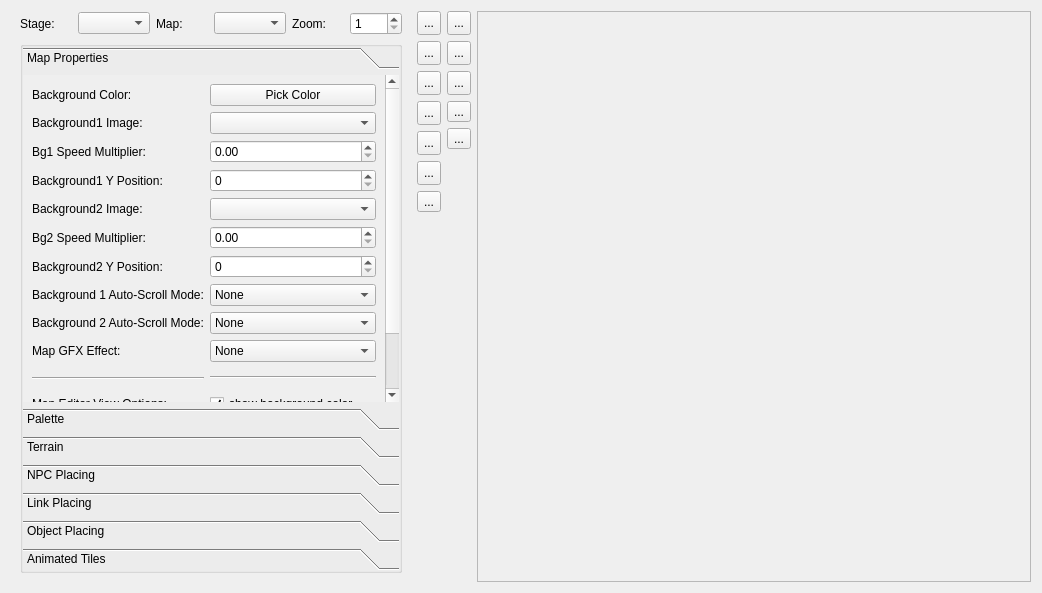
Before: the Qt Designer form editor/mainwindow_tab/map_tab.ui in protoman/rockbot, drawn with Qt 5.
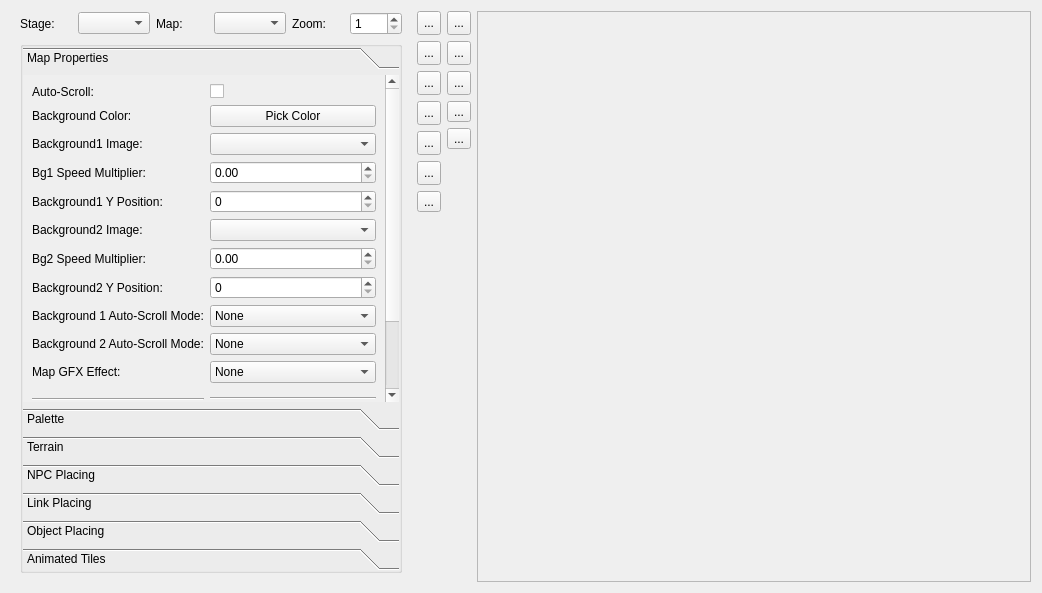
After: the same form once the commit is applied. Icons and pictures are not drawn. Custom widgets are drawn as their Qt base class.

What changed in the file:
```diff
--- a/editor/mainwindow_tab/map_tab.ui
+++ b/editor/mainwindow_tab/map_tab.ui
@@ -141,7 +141,7 @@
               <x>0</x>
               <y>0</y>
               <width>361</width>
-              <height>460</height>
+              <height>487</height>
              </rect>
             </property>
             <attribute name="label">
@@ -150,14 +150,43 @@
             <layout class="QVBoxLayout" name="verticalLayout_11">
              <item>
               <layout class="QGridLayout" name="gridLayout_13">
-               <item row="3" column="1">
-                <widget class="QSpinBox" name="bg1_y_pos">
-                 <property name="maximum">
-                  <number>999</number>
+               <item row="10" column="1">
+                <widget class="QComboBox" name="mapGFX_comboBox">
+                 <item>
+                  <property name="text">
+                   <string>None</string>
+                  </property>
+                 </item>
+                 <item>
+                  <property name="text">
+                   <string>Rain</string>
+                  </property>
+                 </item>
+                 <item>
+                  <property name="text">
+                   <string>Snow</string>
+                  </property>
+                 </item>
+                 <item>
+                  <property name="text">
+                   <string>Water</string>
+                  </property>
+                 </item>
+                 <item>
+                  <property name="text">
+                   <string>Train</string>
+                  </property>
+                 </item>
+                </widget>
+               </item>
+               <item row="4" column="0">
+                <widget class="QLabel" name="label_56">
+                 <property name="text">
+                  <string>Background1 Y Position:</string>
                  </property>
                 </widget>
                </item>
-               <item row="11" column="0">
+               <item row="12" column="0">
                 <widget class="Line" name="line">
                  <property name="minimumSize">
                   <size>
@@ -170,81 +199,83 @@
                  </property>
                 </widget>
                </item>
-               <item row="0" column="0">
+               <item row="1" column="0">
                 <widget class="QLabel" name="label_58">
                  <property name="text">
                   <string>Background Color:</string>
                  </property>
                 </widget>
                </item>
-               <item row="1" column="0">
-                <widget class="QLabel" name="label_52">
+               <item row="10" column="0">
+                <widget class="QLabel" name="label_14">
                  <property name="text">
-                  <string>Background1 Image:</string>
+                  <string>Map GFX Effect:</string>
                  </property>
                 </widget>
                </item>
-               <item row="0" column="1">
-                <widget class="QPushButton" name="bg_color_pick">
-                 <property name="text">
-                  <string>Pick Color</string>
-                 </property>
-                </widget>
-               </item>
-               <item row="13" column="1">
-                <widget class="QCheckBox" name="checkBox_2">
-                 <property name="text">
-                  <string>show bg1</string>
-                 </property>
-                 <property name="checked">
-                  <bool>true</bool>
-                 </property>
-                </widget>
-               </item>
-               <item row="6" column="0">
+               <item row="7" column="0">
                 <widget class="QLabel" name="label_60">
                  <property name="text">
                   <string>Background2 Y Position:</string>
                  </property>
                 </widget>
                </item>
-               <item row="9" column="1">
-                <widget class="QComboBox" name="mapGFX_comboBox">
-                 <item>
-                  <property name="text">
-                   <string>None</string>
-                  </property>
-                 </item>
-                 <item>
-                  <property name="text">
-                   <string>Rain</string>
-                  </property>
-                 </item>
-                 <item>
-                  <property name="text">
-                   <string>Snow</string>
-                  </property>
-                 </item>
-                 <item>
-                  <property name="text">
-                   <string>Water</string>
-                  </property>
-                 </item>
-                 <item>
-                  <property name="text">
-                   <string>Train</string>
-                  </property>
-                 </item>
+               <item row="5" column="0">
+                <widget class="QLabel" name="label_59">
+                 <property name="text">
+                  <string>Background2 Image:</string>
+                 </property>
                 </widget>
                </item>
-               <item row="11" column="1">
-                <widget class="Line" name="line_2">
-                 <property name="orientation">
-                  <enum>Qt::Horizontal</enum>
+               <item row="6" column="0">
+                <widget class="QLabel" name="label_62">
+                 <property name="text">
+                  <string>Bg2 Speed Multiplier:</string>
                  </property>
                 </widget>
                </item>
                <item row="12" column="1">
+                <widget class="Line" name="line_2">
+                 <property name="orientation">
+                  <enum>Qt::Horizontal</enum>
+                 </property>
+                </widget>
+               </item>
+               <item row="8" column="1">
+                <widget class="QComboBox" name="autoScrollBG1_mode">
+                 <item>
+                  <property name="text">
+                   <string>None</string>
+                  </property>
+                 </item>
+                 <item>
+                  <property name="text">
+                   <string>Up</string>
+                  </property>
+                 </item>
+                 <item>
+                  <property name="text">
+                   <string>Down</string>
+                  </property>
+                 </item>
+                 <item>
+                  <property name="text">
+                   <string>Left</string>
+                  </property>
+                 </item>
+                 <item>
+                  <property name="text">
+                   <string>Right</string>
+                  </property>
+                 </item>
+                 <item>
+                  <property name="text">
+                   <string>Diagonal TBD</string>
+                  </property>
+                 </item>
+                </widget>
+               </item>
+               <item row="13" column="1">
                 <widget class="QCheckBox" name="checkBox">
                  <property name="text">
                   <string>show background color</string>
@@ -254,100 +285,67 @@
                  </property>
                 </widget>
                </item>
-               <item row="4" column="1">
+               <item row="8" column="0">
+                <widget class="QLabel" name="label_16">
+                 <property name="text">
+                  <string>Background 1 Auto-Scroll Mode:</string>
+                 </property>
+                </widget>
+               </item>
+               <item row="9" column="1">
+                <widget class="QComboBox" name="autoScrollBG2_mode">
+                 <item>
+                  <property name="text">
+                   <string>None</string>
+                  </property>
+                 </item>
+                 <item>
+                  <property name="text">
+                   <string>Up</string>
+                  </property>
+                 </item>
+                 <item>
+                  <property name="text">
+                   <string>Down</string>
+                  </property>
+                 </item>
+                 <item>
+                  <property name="text">
+                   <string>Left</string>
+                  </property>
+                 </item>
+                 <item>
+                  <property name="text">
+                   <string>Right</string>
+                  </property>
+                 </item>
+                 <item>
+                  <property name="text">
+                   <string>Diagonal TBD</string>
+                  </property>
+                 </item>
+                </widget>
+               </item>
+               <item row="5" column="1">
                 <widget class="QComboBox" name="bg2_filename"/>
                </item>
-               <item row="5" column="0">
-                <widget class="QLabel" name="label_62">
+               <item row="2" column="0">
+                <widget class="QLabel" name="label_52">
                  <property name="text">
-                  <string>Bg2 Speed Multiplier:</string>
+                  <string>Background1 Image:</string>
                  </property>
                 </widget>
                </item>
-               <item row="3" column="0">
-                <widget class="QLabel" name="label_56">
-                 <property name="text">
-                  <string>Background1 Y Position:</string>
+               <item row="7" column="1">
+                <widget class="QSpinBox" name="bg2_y_pos">
+                 <property name="maximum">
+                  <number>999</number>
                  </property>
                 </widget>
                </item>
                <item row="2" column="1">
-                <widget class="QDoubleSpinBox" name="bg1_speed">
-                 <property name="minimum">
-                  <double>0.000000000000000</double>
-                 </property>
-                 <property name="maximum">
-                  <double>4.000000000000000</double>
-                 </property>
-                 <property name="singleStep">
-                  <double>0.100000000000000</double>
-                 </property>
-                </widget>
-               </item>
-               <item row="1" column="1">
                 <widget class="QComboBox" name="bg1_filename"/>
                </item>
-               <item row="5" column="1">
-                <widget class="QDoubleSpinBox" name="bg2_speed">
-                 <property name="minimum">
-                  <double>0.000000000000000</double>
-                 </property>
-                 <property name="maximum">
-                  <double>4.000000000000000</double>
-                 </property>
-                 <property name="singleStep">
-                  <double>0.100000000000000</double>
-                 </property>
-                </widget>
-               </item>
-               <item row="7" column="1">
-                <widget class="QComboBox" name="autoScrollBG1_mode">
-                 <item>
-                  <property name="text">
-                   <string>None</string>
-                  </property>
-                 </item>
-                 <item>
-                  <property name="text">
-                   <string>Up</string>
-                  </property>
-                 </item>
-                 <item>
-                  <property name="text">
-                   <string>Down</string>
-                  </property>
-                 </item>
-                 <item>
-                  <property name="text">
-                   <string>Left</string>
-                  </property>
-                 </item>
-                 <item>
-                  <property name="text">
-                   <string>Right</string>
-                  </property>
-                 </item>
-                 <item>
-                  <property name="text">
-                   <string>Diagonal TBD</string>
-                  </property>
-                 </item>
-                </widget>
-               </item>
-               <item row="12" column="0">
-                <widget class="QLabel" name="label_15">
-                 <property name="text">
-                  <string>Map Editor View Options:</string>
-                 </property>
-                </widget>
-               </item>
-               <item row="2" column="0">
-                <widget class="QLabel" name="label_61">
-                 <property name="text">
-                  <string>Bg1 Speed Multiplier:</string>
-                 </property>
-                </widget>
-               </item>
                <item row="14" column="1">
                 <widget class="QCheckBox" name="checkBox_3">
                  <property name="text">
@@ -358,28 +356,21 @@
                  </property>
                 </widget>
                </item>
-               <item row="6" column="1">
-                <widget class="QSpinBox" name="bg2_y_pos">
-                 <property name="maximum">
-                  <number>999</number>
+               <item row="1" column="1">
+                <widget class="QPushButton" name="bg_color_pick">
+                 <property name="text">
+                  <string>Pick Color</string>
                  </property>
                 </widget>
                </item>
                <item row="9" column="0">
-                <widget class="QLabel" name="label_14">
-                 <property name="text">
-                  <string>Map GFX Effect:</string>
-                 </property>
-                </widget>
-               </item>
-               <item row="8" column="0">
                 <widget class="QLabel" name="label_17">
                  <property name="text">
                   <string>Background 2 Auto-Scroll Mode:</string>
                  </property>
                 </widget>
                </item>
-               <item row="15" column="0">
+               <item row="16" column="0">
                 <spacer name="verticalSpacer_5">
                  <property name="orientation">
                   <enum>Qt::Vertical</enum>
@@ -392,51 +383,74 @@
                  </property>
                 </spacer>
                </item>
-               <item row="7" column="0">
-                <widget class="QLabel" name="label_16">
+               <item row="3" column="0">
+                <widget class="QLabel" name="label_61">
                  <property name="text">
-                  <string>Background 1 Auto-Scroll Mode:</string>
+                  <string>Bg1 Speed Multiplier:</string>
                  </property>
                 </widget>
                </item>
-               <item row="8" column="1">
-                <widget class="QComboBox" name="autoScrollBG2_mode">
-                 <item>
-                  <property name="text">
-                   <string>None</string>
-                  </property>
-                 </item>
-                 <item>
-                  <property name="text">
-                   <string>Up</string>
-                  </property>
-                 </item>
-                 <item>
-                  <property name="text">
-                   <string>Down</string>
-                  </property>
-                 </item>
-                 <item>
-                  <property name="text">
-                   <string>Left</string>
-                  </property>
-                 </item>
-                 <item>
-                  <property name="text">
-                   <string>Right</string>
-                  </property>
-                 </item>
-                 <item>
-                  <property name="text">
-                   <string>Diagonal TBD</string>
-                  </property>
-                 </item>
+               <item row="3" column="1">
+                <widget class="QDoubleSpinBox" name="bg1_speed">
+                 <property name="minimum">
+                  <double>0.000000000000000</double>
+                 </property>
+                 <property name="maximum">
+                  <double>4.000000000000000</double>
+                 </property>
+                 <property name="singleStep">
+                  <double>0.100000000000000</double>
+                 </property>
                 </widget>
                </item>
-               <item row="4" column="0">
-                <widget class="QLabel" name="label_59">
+               <item row="13" column="0">
+                <widget class="QLabel" name="label_15">
                  <property name="text">
-                  <string>Background2 Image:</string>
+                  <string>Map Editor View Options:</string>
+                 </property>
+                </widget>
+               </item>
+               <item row="6" column="1">
+                <widget class="QDoubleSpinBox" name="bg2_speed">
+                 <property name="minimum">
+                  <double>0.000000000000000</double>
+                 </property>
+                 <property name="maximum">
+                  <double>4.000000000000000</double>
+                 </property>
+                 <property name="singleStep">
+                  <double>0.100000000000000</double>
+                 </property>
+                </widget>
+               </item>
+               <item row="15" column="1">
+                <widget class="QCheckBox" name="checkBox_3">
+                 <property name="text">
+                  <string>show bg2</string>
+                 </property>
+                 <property name="checked">
+                  <bool>true</bool>
+                 </property>
+                </widget>
+               </item>
+               <item row="4" column="1">
+                <widget class="QSpinBox" name="bg1_y_pos">
+                 <property name="maximum">
+                  <number>999</number>
+                 </property>
+                </widget>
+               </item>
+               <item row="0" column="0">
+                <widget class="QLabel" name="label_3">
+                 <property name="text">
+                  <string>Auto-Scroll:</string>
+                 </property>
+                </widget>
+               </item>
+               <item row="0" column="1">
+                <widget class="QCheckBox" name="mapAutoScroll_checkBox">
+                 <property name="text">
+                  <string/>
                  </property>
                 </widget>
                </item>
```
Left out of the diff: 32 changed lines with no effect on the pictures.
